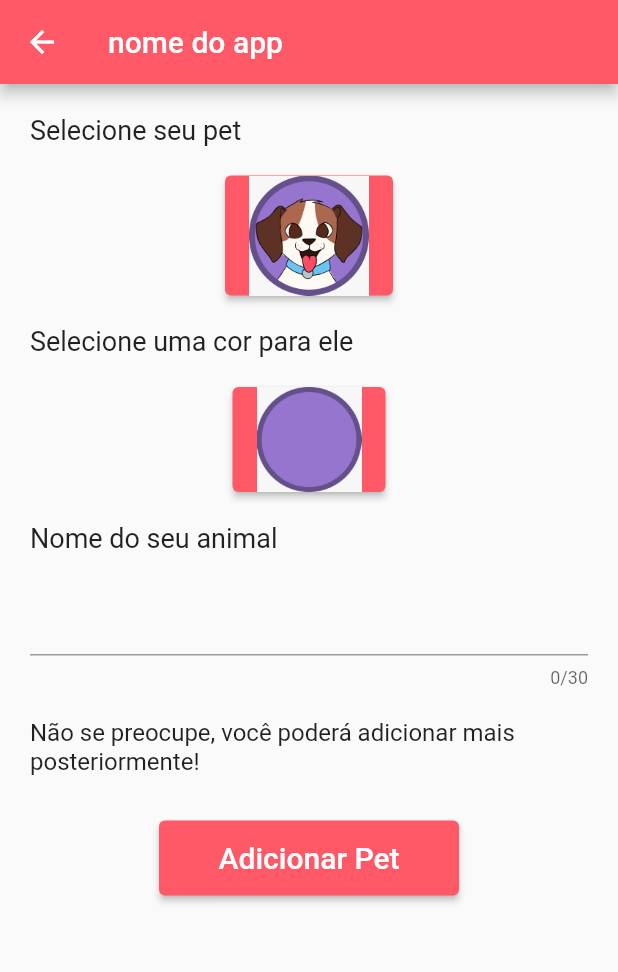
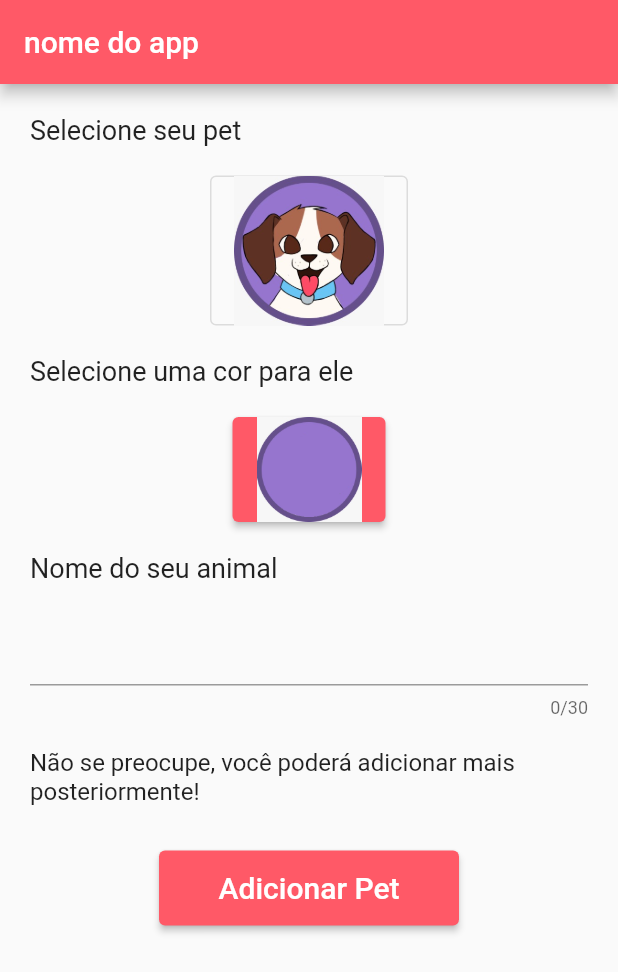
Before and after one commit to VitorEstevam/app-pets, a Flutter app: the CreatePetIntro screen opened directly, on a phone screen of 412 x 824 dp. Shown: the top 972 px of the screen. Run offline on Flutter 3.47's test engine with Material 2 defaults, Android fonts, the phone set to English and light mode, and no system bars; our stand-ins replace flutter_mobx, google_fonts, mobx, table_calendar; missing offline and left inert: onboarding; generated files the repository leaves out were written again.

```diff
--- a/lib/pages/page_home/onboarding/onboard_intro.dart
+++ b/lib/pages/page_home/onboarding/onboard_intro.dart
@@ -1,3 +1,4 @@
+import 'package:app_pets/pages/page_pet/create_pet_intro.dart';
 import 'package:app_pets/pages/tab_bar_handler.dart';
 import 'package:app_pets/stores/example/store_global.dart';
 import 'package:app_pets/widgets/image_loader.dart';
@@ -74,7 +75,7 @@ class OnboardingIntro extends StatelessWidget {
             return Navigator.pushAndRemoveUntil(
               context,
               MaterialPageRoute(
-                builder: (context) => TabBarHandler(),
+                builder: (context) => CreatePetIntro(),
               ),
               (route) => false,
             );
--- a/lib/pages/page_pet/widgets/choose_circle_icon.dart
+++ b/lib/pages/page_pet/widgets/choose_circle_icon.dart
@@ -11,9 +11,8 @@ class ChooseCircleIcon extends StatelessWidget {
 
 
   ChooseCircleIcon(this.imgUrl, this.action){
-
-    button = ElevatedButton(
-      child: Image.asset(imgUrl, width: 80, height: 80),
+    button = OutlinedButton(
+      child: Image.asset(imgUrl, width: 100, height: 100),
       onPressed: (){   action(imgUrl); }
     );
   }
--- a/lib/stores/example/store_global.dart
+++ b/lib/stores/example/store_global.dart
@@ -3,6 +3,7 @@ import 'package:app_pets/pages/page_home/onboarding/onboard_intro.dart';
 import 'package:app_pets/pages/page_pet/create_pet_intro.dart';
 import 'package:app_pets/pages/tab_bar_handler.dart';
 import 'package:flutter/cupertino.dart';
+import 'package:flutter/material.dart';
 
 import 'package:mobx/mobx.dart';
 // run builder on cmd to generate the code
@@ -13,10 +14,13 @@ class StoreGlobal = _StoreGlobal with _$StoreGlobal;
 // Create the class
 abstract class _StoreGlobal with Store {
   @observable
-  bool tutorialDone = true;
+  bool tutorialDone = false;
 
   @observable
   ObservableList<Pet> pets = ObservableList<Pet>.of([]);
+  //ObservableList<Pet> pets = ObservableList<Pet>.of([ Pet("Zelda", "lib/assets/dog1.jpeg", Colors.purple)]);
+
+
 
   Widget starting_app_route(){
     if(!tutorialDone) return OnboardingIntro();
```
Also changed, not shown: lib/pages/page_home/subpages/page_home/widgets/pet_picture.dart (+8 -2 lines).
